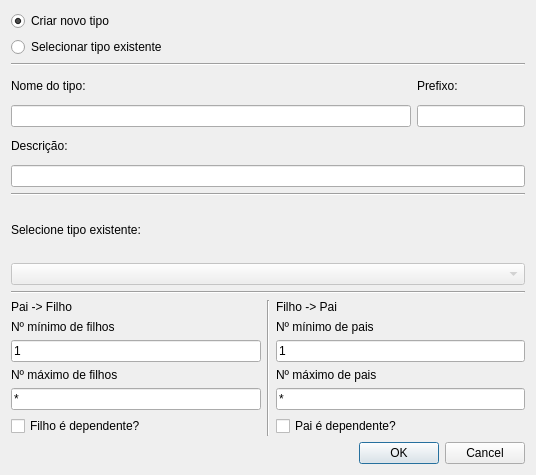
fbarden/ProjectManager, file views/UI/AddTypeDialog.ui: the form before one commit.
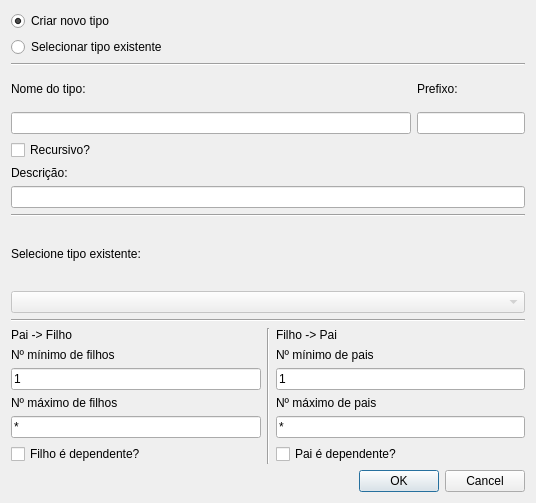
The form after the commit.

Diff of the .ui file:
```diff
--- a/views/UI/AddTypeDialog.ui
+++ b/views/UI/AddTypeDialog.ui
@@ -10,7 +10,7 @@
     <x>0</x>
     <y>0</y>
     <width>536</width>
-    <height>475</height>
+    <height>503</height>
    </rect>
   </property>
   <property name="windowTitle">
@@ -96,6 +96,13 @@
    </item>
    <item>
     <layout class="QVBoxLayout" name="verticalLayout_4">
+     <item>
+      <widget class="QCheckBox" name="checkBox">
+       <property name="text">
+        <string>Recursivo?</string>
+       </property>
+      </widget>
+     </item>
      <item>
       <widget class="QLabel" name="descriptionLabel">
        <property name="text">
```
Left out of the diff: 88 changed lines with no effect on the pictures.
